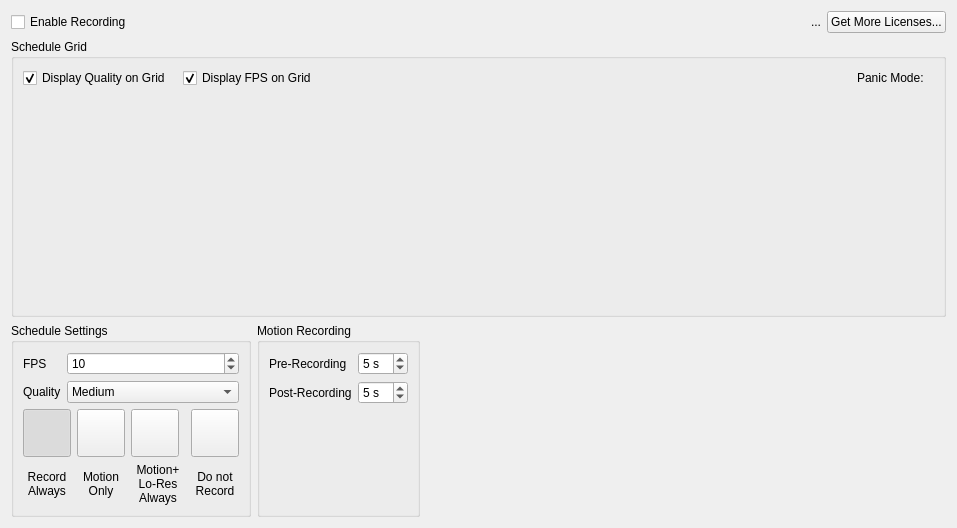
This is client/src/ui/widgets/properties/camera_schedule_widget.ui in networkoptix/nx_open as Qt 5 draws it before an edit. The edited form follows.
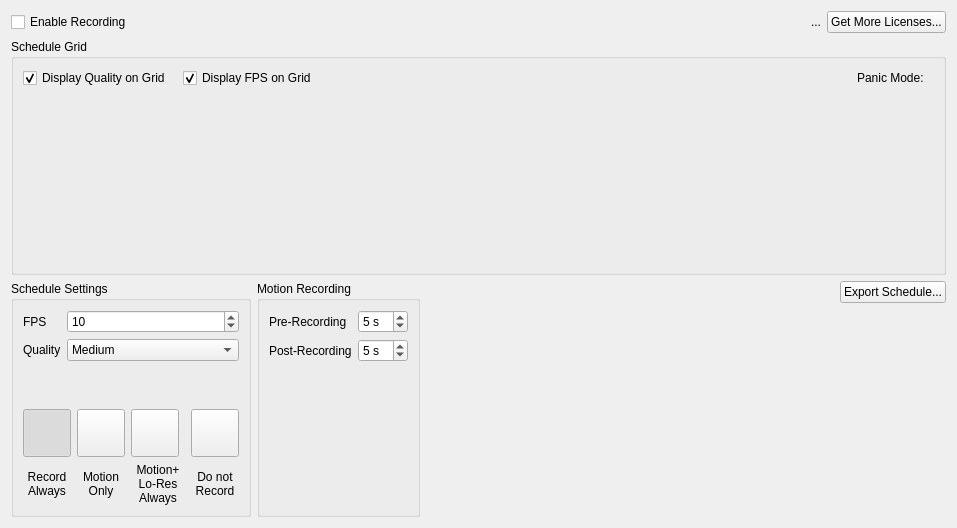
This is the edited form. Custom widgets are drawn as their Qt base class.

```diff
--- a/client/src/ui/widgets/properties/camera_schedule_widget.ui
+++ b/client/src/ui/widgets/properties/camera_schedule_widget.ui
@@ -13,7 +13,7 @@
   <property name="windowTitle">
    <string>Camera Schedule Editor</string>
   </property>
-  <layout class="QVBoxLayout" name="verticalLayout_5">
+  <layout class="QVBoxLayout" name="verticalLayout_8">
    <item>
     <layout class="QHBoxLayout" name="horizontalLayout_2">
      <item>
@@ -550,6 +550,30 @@
        </property>
       </spacer>
      </item>
+     <item>
+      <layout class="QVBoxLayout" name="verticalLayout_5">
+       <item>
+        <widget class="QPushButton" name="exportScheduleButton">
+         <property name="text">
+          <string>Export Schedule...</string>
+         </property>
+        </widget>
+       </item>
+       <item>
+        <spacer name="verticalSpacer">
+         <property name="orientation">
+          <enum>Qt::Vertical</enum>
+         </property>
+         <property name="sizeHint" stdset="0">
+          <size>
+           <width>20</width>
+           <height>40</height>
+          </size>
+         </property>
+        </spacer>
+       </item>
+      </layout>
+     </item>
     </layout>
    </item>
   </layout>
```
